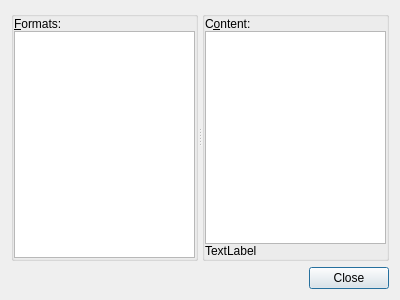
First picture: the form in src/clipboarddialog.ui, repository hluk/CopyQ, before the edit.
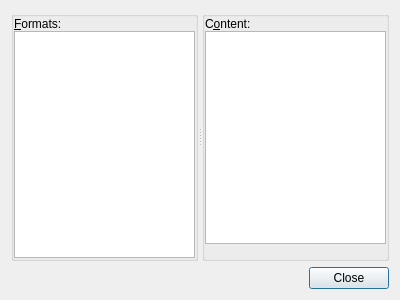
Second picture: the form after the edit. Icons and pictures are not drawn.

```diff
--- a/src/clipboarddialog.ui
+++ b/src/clipboarddialog.ui
@@ -114,7 +114,7 @@
           </sizepolicy>
          </property>
          <property name="text">
-          <string>TextLabel</string>
+          <string/>
          </property>
         </widget>
        </item>
```
